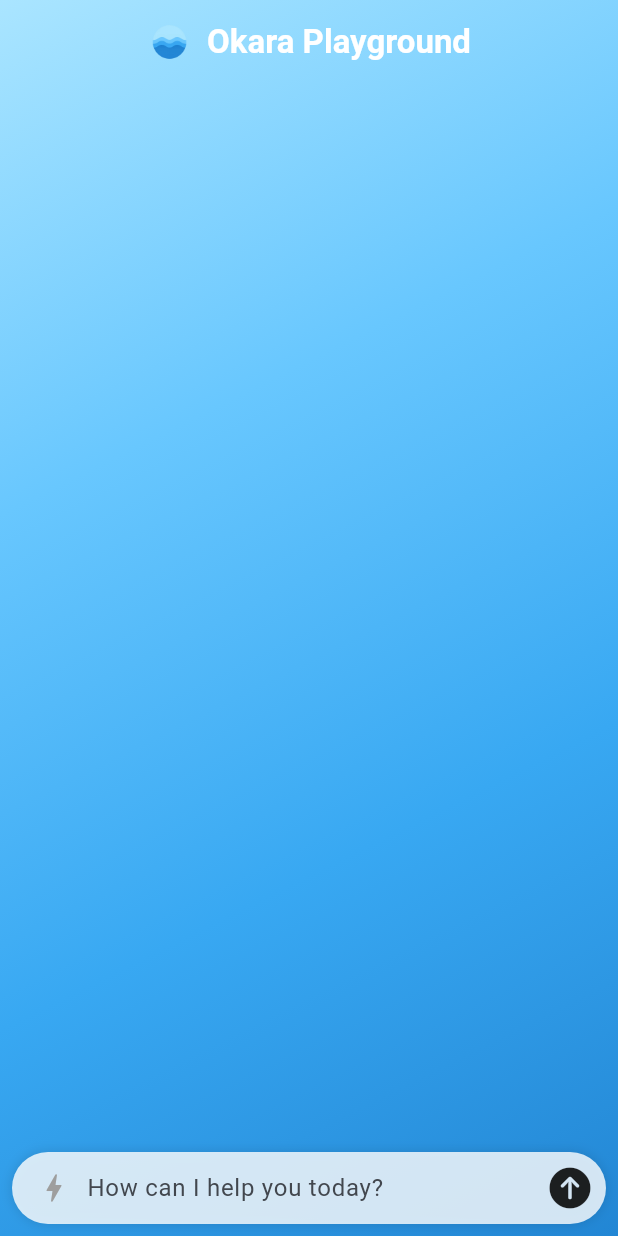
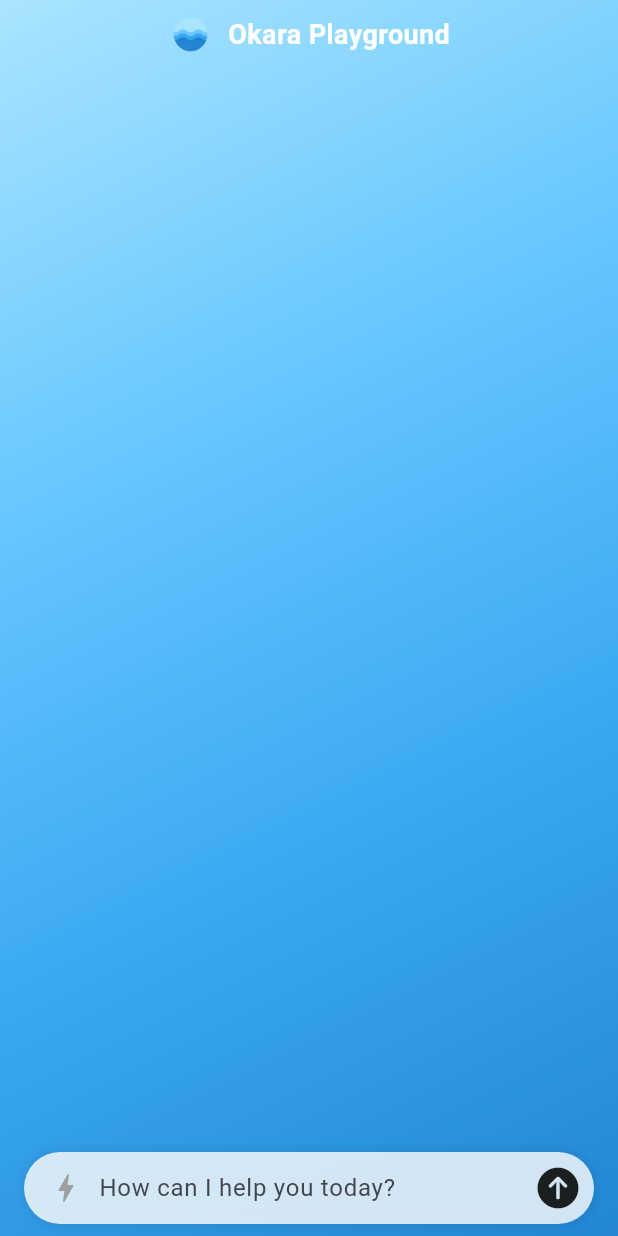
Before and after one commit to drxddy/model_playground, a Flutter app: the screen it shows after launch, on a phone screen of 412 x 824 dp. Run offline on Flutter 3.47's test engine with Material 3 defaults, Android fonts, the light colour scheme and no system bars; our stand-ins replace flutter_riverpod, sembast; missing offline and left inert: flutter_client_sse, gpt_markdown.

Commit message:
Refactor chat screen layout and improve model response card styling

```diff
--- a/lib/screens/chat_screen.dart
+++ b/lib/screens/chat_screen.dart
@@ -21,10 +21,16 @@
     final isFastResponseMode = chatState.isFastResponseMode;
 
     return Scaffold(
-      extendBodyBehindAppBar: true,
-      appBar: AppBar(
-        shadowColor: Colors.transparent,
-        title: Row(
+      body: Container(
+        padding: const EdgeInsets.symmetric(horizontal: 8.0),
+        decoration: AppTheme.gradientDecoration,
+        child: Column(
+          children: [
+            SafeArea(
+              bottom: false,
+              child: Padding(
+                padding: const EdgeInsets.symmetric(vertical: 8.0),
+                child: Row(
                   mainAxisAlignment: MainAxisAlignment.center,
                   children: [
                     Image.asset('assets/images/icon-black.webp', height: 30),
@@ -34,24 +40,16 @@
                       style: TextStyle(
                         color: Colors.white,
                         fontWeight: FontWeight.bold,
+                        fontSize: 18,
                       ),
                     ),
                   ],
                 ),
-        backgroundColor: Colors.transparent,
-        elevation: 0,
-        centerTitle: true,
               ),
-      body: Container(
-        decoration: AppTheme.gradientDecoration,
-        child: Column(
-          children: [
+            ),
             Expanded(
               child: ListView.builder(
-                padding: EdgeInsets.only(
-                  top: kToolbarHeight + MediaQuery.of(context).padding.top,
-                  bottom: 10,
-                ),
+                padding: const EdgeInsets.only(top: 10, bottom: 10),
                 itemCount:
                     messages.length + (currentResponses.isNotEmpty ? 1 : 0),
                 itemBuilder: (context, index) {
@@ -64,7 +62,7 @@
                     return Align(
                       alignment: Alignment.centerRight,
                       child: Card(
-                        margin: const EdgeInsets.fromLTRB(60, 6, 12, 6),
+                        margin: const EdgeInsets.fromLTRB(60, 8, 12, 20),
                         color: Colors.white.withOpacity(0.9),
                         shape: RoundedRectangleBorder(
                           borderRadius: BorderRadius.circular(15),
@@ -135,7 +133,9 @@
                 padding: const EdgeInsets.only(left: 8.0),
                 child: Icon(
                   Icons.bolt,
-                  color: isFastResponseMode ? Colors.amber.shade700 : Colors.grey,
+                  color: isFastResponseMode
+                      ? Colors.amber.shade700
+                      : Colors.grey,
                 ),
               ),
             ),
@@ -160,7 +160,7 @@
                 onTap: () {
                   notifier.stopStreaming();
                 },
-                child: const Icon(CupertinoIcons.stop_circle_fill, size: 32,),
+                child: const Icon(CupertinoIcons.stop_circle_fill, size: 32),
               )
             else
               GestureDetector(
@@ -170,7 +170,10 @@
                     controller.clear();
                   }
                 },
-                child: const Icon(CupertinoIcons.arrow_up_circle_fill, size: 32,),
+                child: const Icon(
+                  CupertinoIcons.arrow_up_circle_fill,
+                  size: 32,
+                ),
               ),
           ],
         ),
--- a/lib/widgets/model_response_card.dart
+++ b/lib/widgets/model_response_card.dart
@@ -1,5 +1,4 @@
 import 'package:flutter/cupertino.dart';
-import 'package:flutter/material.dart';
 import 'package:gpt_markdown/gpt_markdown.dart';
 import 'package:okara_chat/models/model_response.dart';
 
@@ -23,7 +22,7 @@
     return GestureDetector(
       onTap: onTap,
       child: Container(
-        margin: const EdgeInsets.symmetric(horizontal: 12, vertical: 6),
+        margin: const EdgeInsets.symmetric(horizontal: 4),
         padding: const EdgeInsets.all(16.0),
         decoration: BoxDecoration(
           color: CupertinoColors.white.withOpacity(0.9),
@@ -74,9 +73,9 @@
   Widget _buildPreviewContent(BuildContext context) {
     return Text(
       response.content,
-      maxLines: 3,
+      maxLines: 8,
       overflow: TextOverflow.ellipsis,
-      style: CupertinoTheme.of(context).textTheme.textStyle,
+      style: TextStyle(color: CupertinoColors.black.withOpacity(0.8)),
     );
   }
 
--- a/lib/widgets/model_responses_view.dart
+++ b/lib/widgets/model_responses_view.dart
@@ -85,12 +85,12 @@
               padding: const EdgeInsets.symmetric(horizontal: 8.0),
               child: CupertinoButton(
                 onPressed: () => _handleTap(model),
-                child: Text(_getModelName(model)),
                 color: CupertinoColors.systemGrey4,
                 padding: const EdgeInsets.symmetric(
                   horizontal: 16,
                   vertical: 8,
                 ),
+                child: Text(_getModelName(model)),
               ),
             );
           }).toList(),
```
Lines whose indentation alone changed are shown as unchanged.
